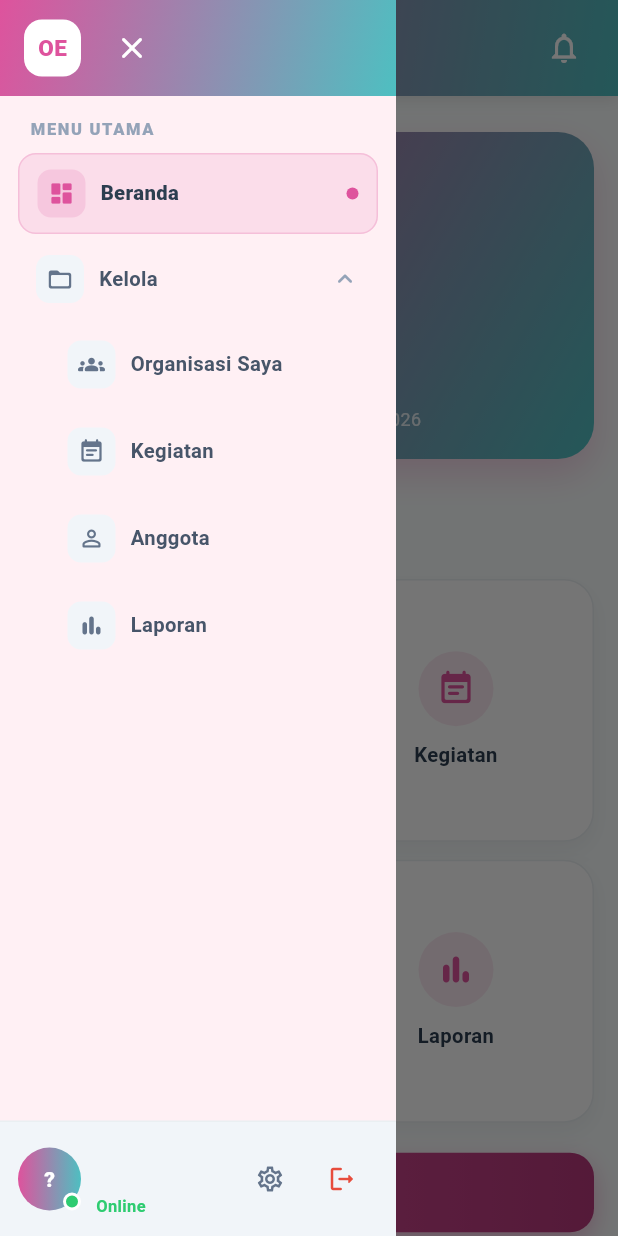
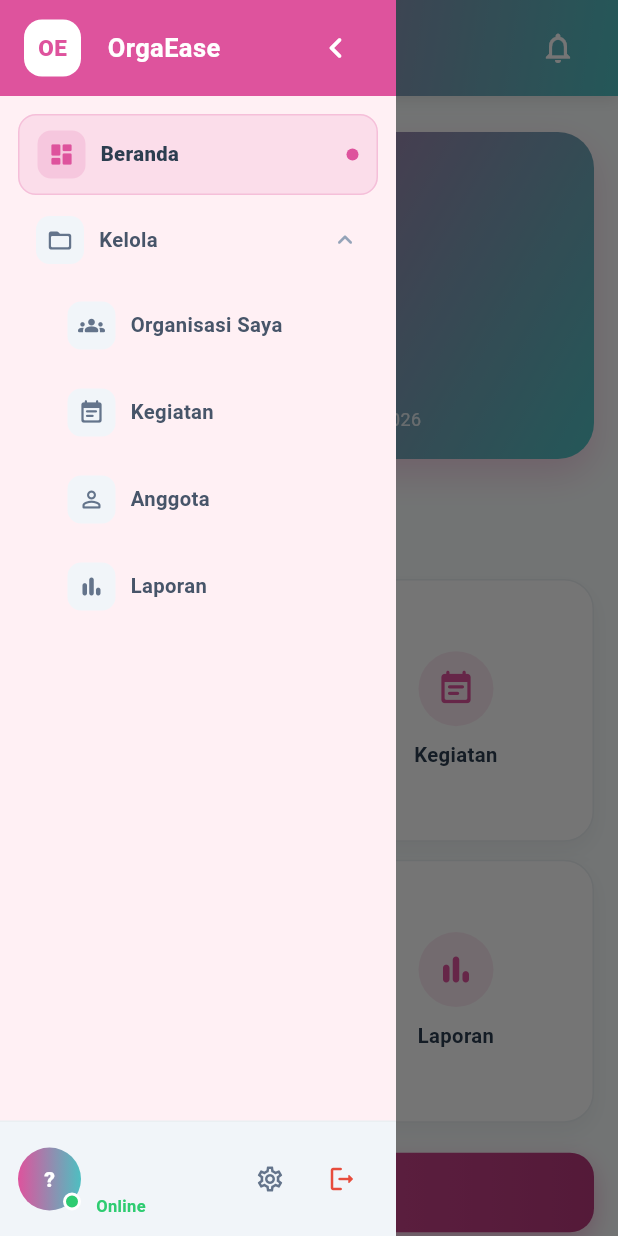
Before and after one commit to DionmaSinaga/OrgaEase, a Flutter app: the HomePage screen opened directly with empty values, with the side drawer open, on a phone screen of 412 x 824 dp. Run offline on Flutter 3.47's test engine with Material 3 defaults, Android fonts, the phone set to English and light mode, and no system bars; missing offline and left inert: postgres.

Commit message:
menambahkan batasan minimize

```diff
--- /dev/null
+++ b/orga_ease/lib/core/app_window.dart
@@ -0,0 +1,60 @@
+import 'package:flutter/material.dart';
+
+/// Batasan ukuran minimal tampilan agar tidak muncul strip kuning "overflowed".
+///
+/// - Samakan dengan kunci native di `windows/runner/win32_window.cpp`
+///   (`kMinWindowWidth` / `kMinWindowHeight`) supaya perilaku konsisten.
+/// - Di Flutter (web / layar split / HP kecil) window tetap BISA lebih kecil
+///   dari itu, jadi widget [MinWindowGuard] dipakai sebagai jaring pengaman:
+///   konten dijaga di lebar minimal lalu bisa di-scroll horizontal,
+///   bukan overflow.
+class AppWindow {
+  AppWindow._();
+
+  /// Lebar minimal (logical pixel) — di bawah ini native Windows menolak resize.
+  static const double minWidth = 400;
+
+  /// Tinggi minimal (logical pixel).
+  static const double minHeight = 620;
+
+  /// Breakpoint mode sempit (drawer) di HomePage, harus < [minWidth].
+  static const double narrowBreakpoint = 760;
+}
+
+/// Jaring pengaman anti-overflow untuk seluruh app.
+///
+/// Dipasang sekali di [MaterialApp.builder]. Cara kerja:
+/// - Kalau lebar layar >= [AppWindow.minWidth]: tampilkan [child] apa adanya.
+/// - Kalau lebih kecil (web disempitkan / split-screen / HP mungil):
+///   kunci konten di lebar [AppWindow.minWidth] di dalam
+///   [SingleChildScrollView] horizontal, sehingga user tinggal geser,
+///   bukan melihat pesan "overflowed".
+class MinWindowGuard extends StatelessWidget {
+  final Widget child;
+  const MinWindowGuard({super.key, required this.child});
+
+  @override
+  Widget build(BuildContext context) {
+    return LayoutBuilder(
+      builder: (context, constraints) {
+        final double w = constraints.maxWidth;
+        // constraints.maxWidth bisa infinite saat di dalam scroll —
+        // kalau begitu langsung tampilkan child tanpa guard.
+        if (w.isInfinite || w >= AppWindow.minWidth) return child;
+        return SingleChildScrollView(
+          scrollDirection: Axis.horizontal,
+          child: ConstrainedBox(
+            constraints: BoxConstraints(
+              minWidth: AppWindow.minWidth,
+              maxWidth: AppWindow.minWidth,
+              minHeight: constraints.maxHeight.isFinite
+                  ? constraints.maxHeight
+                  : 0,
+            ),
+            child: child,
+          ),
+        );
+      },
+    );
+  }
+}
--- a/orga_ease/lib/main.dart
+++ b/orga_ease/lib/main.dart
@@ -1,5 +1,6 @@
 import 'package:flutter/material.dart';
 import 'package:orga_ease/app_color.dart';
+import 'package:orga_ease/core/app_window.dart';
 import 'package:orga_ease/pages/login_page.dart';
 
 void main() { runApp(const MyApp()); }
@@ -17,6 +18,8 @@ class MyApp extends StatelessWidget {
         colorScheme: ColorScheme.fromSeed(seedColor: AppColors.primaryPink),
         useMaterial3: true,
       ),
+      builder: (context, child) =>
+          MinWindowGuard(child: child ?? const SizedBox.shrink()),
       home: const LoginPage(),
     );
   }
--- a/orga_ease/lib/pages/home_page.dart
+++ b/orga_ease/lib/pages/home_page.dart
@@ -130,16 +130,32 @@ class _HomePageState extends State<HomePage> {
           colors: [AppColors.primaryPink, AppColors.primaryTeal]),
         boxShadow: [BoxShadow(color: Color(0x1A000000), blurRadius: 8, offset: Offset(0, 2))],
       ),
-      padding: const EdgeInsets.symmetric(horizontal: 8),
+      padding: const EdgeInsets.symmetric(horizontal: 12),
+      // TANPA hamburger: navigasi buka/tutup hanya via logo "OE"
+      // (mode minimize) dan panah kiri (di header sidebar).
       child: Row(children: [
-        IconButton(
-          tooltip: narrow ? 'Buka menu' : (_collapsed ? 'Perluas sidebar' : 'Minimize sidebar'),
-          icon: Icon(narrow ? Icons.menu_rounded : (_collapsed ? Icons.menu_open_rounded : Icons.menu_rounded), color: Colors.white),
-          onPressed: () {
-            if (narrow) { _scaffoldKey.currentState?.openDrawer(); }
-            else { setState(() => _collapsed = !_collapsed); }
-          },
-        ),
+        // Saat drawer tertutup di layar sempit, logo OE di topbar
+        // berfungsi sebagai tombol pembuka drawer.
+        if (narrow)
+          Tooltip(
+            message: 'Buka menu',
+            child: InkWell(
+              borderRadius: BorderRadius.circular(10),
+              onTap: () => _scaffoldKey.currentState?.openDrawer(),
+              child: Container(
+                width: 36, height: 36, alignment: Alignment.center,
+                decoration: BoxDecoration(
+                    color: Colors.white,
+                    borderRadius: BorderRadius.circular(10)),
+                child: const Text('OE',
+                    style: TextStyle(
+                        fontWeight: FontWeight.w900,
+                        color: AppColors.primaryPink,
+                        fontSize: 13)),
+              ),
+            ),
+          ),
+        if (narrow) const SizedBox(width: 10),
         Icon(cur.icon, color: Colors.white, size: 22),
         const SizedBox(width: 10),
         Expanded(child: Column(mainAxisAlignment: MainAxisAlignment.center, crossAxisAlignment: CrossAxisAlignment.start, children: [
@@ -194,7 +210,14 @@ class _HomePageState extends State<HomePage> {
               decoration: BoxDecoration(color: item.color.withValues(alpha: 0.12), shape: BoxShape.circle),
               child: Icon(item.icon, size: 36, color: item.color)),
             const SizedBox(height: 16),
-            Text(item.label, style: const TextStyle(fontSize: 22, fontWeight: FontWeight.w800, color: AppColors.textDark)),
+            Text(item.label,
+                textAlign: TextAlign.center,
+                maxLines: 2,
+                overflow: TextOverflow.ellipsis,
+                style: const TextStyle(
+                    fontSize: 22,
+                    fontWeight: FontWeight.w800,
+                    color: AppColors.textDark)),
             const SizedBox(height: 8),
             Text('Halaman "${item.label}" segera hadir di OrgaEase. Untuk sekarang kamu bisa kembali ke Beranda.',
               textAlign: TextAlign.center,
@@ -403,6 +426,8 @@ class _MenuCard extends StatelessWidget {
             const SizedBox(height: 10),
             Text(item.label,
                 textAlign: TextAlign.center,
+                maxLines: 2,
+                overflow: TextOverflow.ellipsis,
                 style: const TextStyle(
                     fontSize: 13.5,
                     fontWeight: FontWeight.w700,
@@ -462,11 +487,15 @@ class _WelcomeText extends StatelessWidget {
       children: [
         Text('$greeting,',
             textAlign: align,
+            maxLines: 1,
+            overflow: TextOverflow.ellipsis,
             style: TextStyle(
                 fontSize: 14,
                 color: Colors.white.withValues(alpha: 0.9))),
         Text(name,
             textAlign: align,
+            maxLines: 2,
+            overflow: TextOverflow.ellipsis,
             style: const TextStyle(
                 fontSize: 24,
                 fontWeight: FontWeight.w800,
@@ -474,11 +503,15 @@ class _WelcomeText extends StatelessWidget {
         const SizedBox(height: 4),
         Text(email,
             textAlign: align,
+            maxLines: 1,
+            overflow: TextOverflow.ellipsis,
             style: TextStyle(
                 fontSize: 13,
                 color: Colors.white.withValues(alpha: 0.9))),
         const SizedBox(height: 2),
         Text('Anggota sejak $memberSince',
+            maxLines: 1,
+            overflow: TextOverflow.ellipsis,
             textAlign: align,
             style: TextStyle(
                 fontSize: 12,
--- a/orga_ease/lib/widgets/app_sidebar.dart
+++ b/orga_ease/lib/widgets/app_sidebar.dart
@@ -69,16 +69,16 @@ class AppSidebar extends StatelessWidget {
             child: Column(
               crossAxisAlignment: CrossAxisAlignment.stretch,
               children: [
-                if (exp)
-                  const Padding(
-                    padding: EdgeInsets.fromLTRB(8, 2, 8, 8),
-                    child: Text('MENU UTAMA',
-                        style: TextStyle(
-                            fontSize: 11,
-                            fontWeight: FontWeight.w800,
-                            letterSpacing: 1.1,
-                            color: Color(0xFF94A3B8))),
-                  ),
+                // if (exp)
+                //   const Padding(
+                //     padding: EdgeInsets.fromLTRB(8, 2, 8, 8),
+                //     child: Text('MENU UTAMA',
+                //         style: TextStyle(
+                //             fontSize: 11,
+                //             fontWeight: FontWeight.w800,
+                //             letterSpacing: 1.1,
+                //             color: Color(0xFF94A3B8))),
+                //   ),
                 _Tile(
                   item: menus[0],
                   selected: selectedIndex == 0,
@@ -122,6 +122,8 @@ class AppSidebar extends StatelessWidget {
   }
 }
 /// Header gradient SAMA dgn topbar agar menyatu tanpa sekat.
+/// - Logo "OE" = tombol untuk MEMBUKA sidebar (saat minimize / drawer tertutup).
+/// - Panah ke kiri = tombol untuk MENUTUP / minimize sidebar.
 class _Header extends StatelessWidget {
   final bool expanded;
   final VoidCallback onToggle;
@@ -129,40 +131,60 @@ class _Header extends StatelessWidget {
   const _Header({required this.expanded, required this.onToggle, this.onClose});
   @override
   Widget build(BuildContext context) {
+    Widget oeLogo({required double fontSize, required String tooltip}) {
+      return Tooltip(
+        message: tooltip,
+        child: InkWell(
+          borderRadius: BorderRadius.circular(12),
+          onTap: expanded ? null : onToggle,
+          child: Container(
+            width: 38,
+            height: 38,
+            alignment: Alignment.center,
+            decoration: BoxDecoration(
+                color: Colors.white,
+                borderRadius: BorderRadius.circular(12)),
+            child: Text('OE',
+                style: TextStyle(
+                    fontWeight: FontWeight.w900,
+                    color: AppColors.primaryPink,
+                    fontSize: fontSize)),
+          ),
+        ),
+      );
+    }
+
     return Container(
       height: 64,
       decoration: const BoxDecoration(
-        gradient: LinearGradient(
-          begin: Alignment.topLeft, end: Alignment.bottomRight,
-          colors: [AppColors.primaryPink, AppColors.primaryTeal],
-        ),
+        // gradient: LinearGradient(
+        //   begin: Alignment.topLeft, end: Alignment.bottomRight,
+          color: AppColors.primaryPink,
+        // ),
       ),
       padding: EdgeInsets.symmetric(horizontal: expanded ? 16 : 8, vertical: 10),
-      child: expanded ? Row(children: [
+      child: expanded
+          ? Row(children: [
+              // Logo statis saat sidebar terbuka (tombol buka tidak perlu).
               Container(
                 width: 38, height: 38, alignment: Alignment.center,
                 decoration: BoxDecoration(color: Colors.white, borderRadius: BorderRadius.circular(12)),
                 child: const Text('OE', style: TextStyle(fontWeight: FontWeight.w900, color: AppColors.primaryPink, fontSize: 15)),
               ),
-        const SizedBox(width: 10),
-        // const Expanded(child: Column(mainAxisAlignment: MainAxisAlignment.center, crossAxisAlignment: CrossAxisAlignment.start, children: [
-        //   Text('OrgaEase', style: TextStyle(color: Colors.white, fontWeight: FontWeight.w800, fontSize: 17)),
-        //   Text('Kelola organisasi', style: TextStyle(color: Colors.white70, fontSize: 11)),
-        // ])),
-        if (onClose != null)
-          IconButton(tooltip: 'Tutup menu', icon: const Icon(Icons.close_rounded, color: Colors.white), onPressed: onClose)
-        else
-          IconButton(tooltip: 'Minimize sidebar', icon: const Icon(Icons.chevron_left_rounded, color: Colors.white), onPressed: onToggle),
-      ]) : Column(mainAxisAlignment: MainAxisAlignment.center, children: [
-        Container(
-          width: 38, height: 38, alignment: Alignment.center,
-          decoration: BoxDecoration(color: Colors.white, borderRadius: BorderRadius.circular(12)),
-          child: const Text('OE', style: TextStyle(fontWeight: FontWeight.w900, color: AppColors.primaryPink, fontSize: 14)),
+              const Spacer(flex: 1),
+              const Text('OrgaEase', style: TextStyle(color: Colors.white, fontWeight: FontWeight.w700, fontSize: 17)),
+              const Spacer(flex: 3),
+              // Panah ke kiri = tutup / minimize sidebar.
+              IconButton(
+                tooltip: onClose != null ? 'Tutup menu' : 'Tutup sidebar',
+                icon: const Icon(Icons.chevron_left_rounded, color: Colors.white, size: 28),
+                onPressed: onClose ?? onToggle,
               ),
-        // InkWell(onTap: onToggle, borderRadius: BorderRadius.circular(8),
-        //   child: const Padding(padding: EdgeInsets.only(top: 2),
-        //     child: Icon(Icons.chevron_right_rounded, color: Colors.white, size: 18))),
-      ]),
+            ])
+          : Center(
+              // Logo OE = tombol untuk MEMBUKA sidebar saat minimize.
+              child: oeLogo(fontSize: 14, tooltip: 'Buka sidebar'),
+            ),
     );
   }
 }
```
Also changed, not shown: 1 other file. Lines whose indentation alone changed are shown as unchanged.
